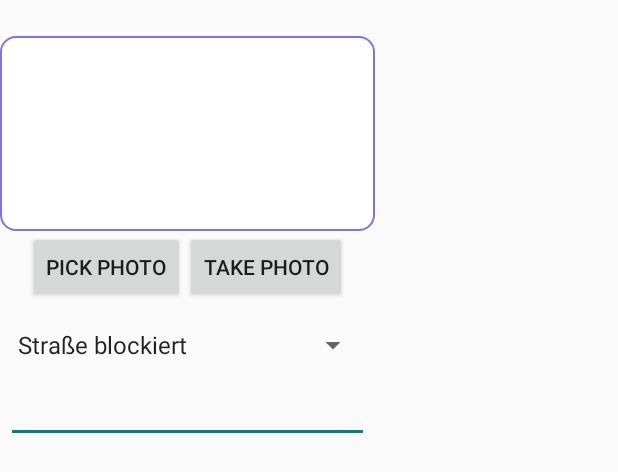
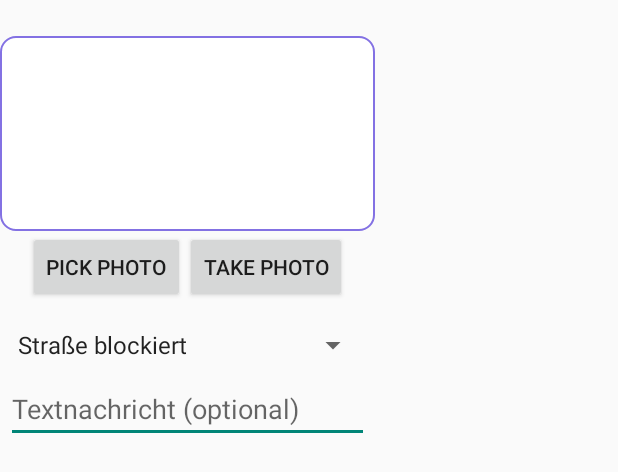
Before and after one commit to pavelkuhn98/rescuemate, an Android app built with Jetpack Compose: the layout alert_dialog.xml on its own in the app's theme, with its tools: preview values and no code run, on a phone screen of 412 x 824 dp. Shown: the top 472 px of the screen. Run offline under Robolectric (Android 15) with nearby library versions, the phone set to English and light mode, and no system bars.

Commit message:
Hint added

```diff
--- a/app/src/main/res/layout/alert_dialog.xml
+++ b/app/src/main/res/layout/alert_dialog.xml
@@ -48,6 +48,7 @@
     <EditText
         android:id="@+id/usertext"
         android:inputType="text"
+        android:hint="Textnachricht (optional)"
         android:layout_width="match_parent"
         android:layout_height="wrap_content"
         android:layout_marginTop="4dp"
```
